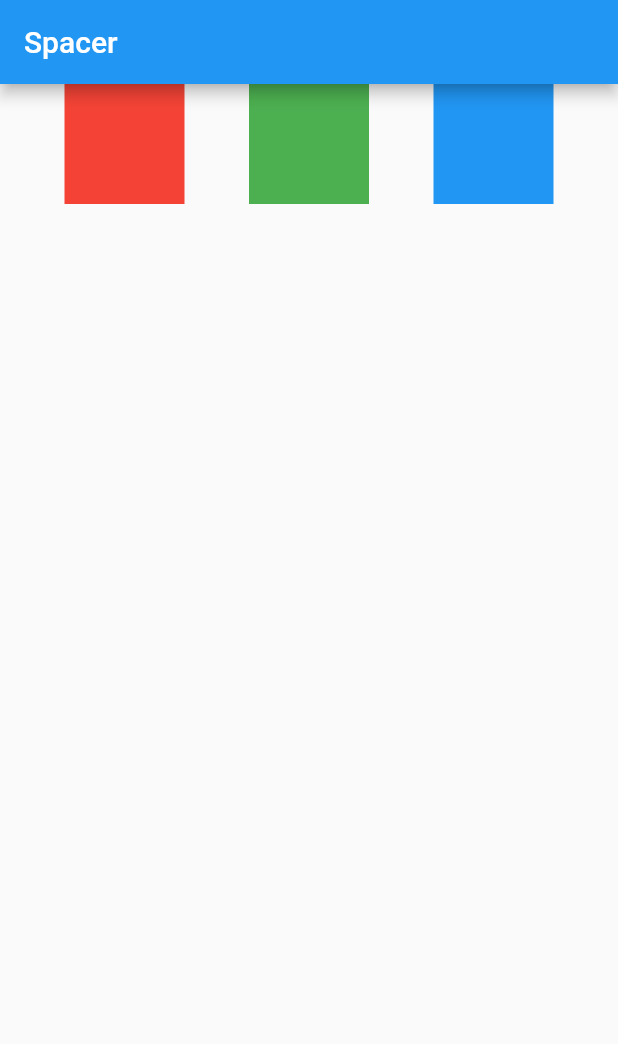
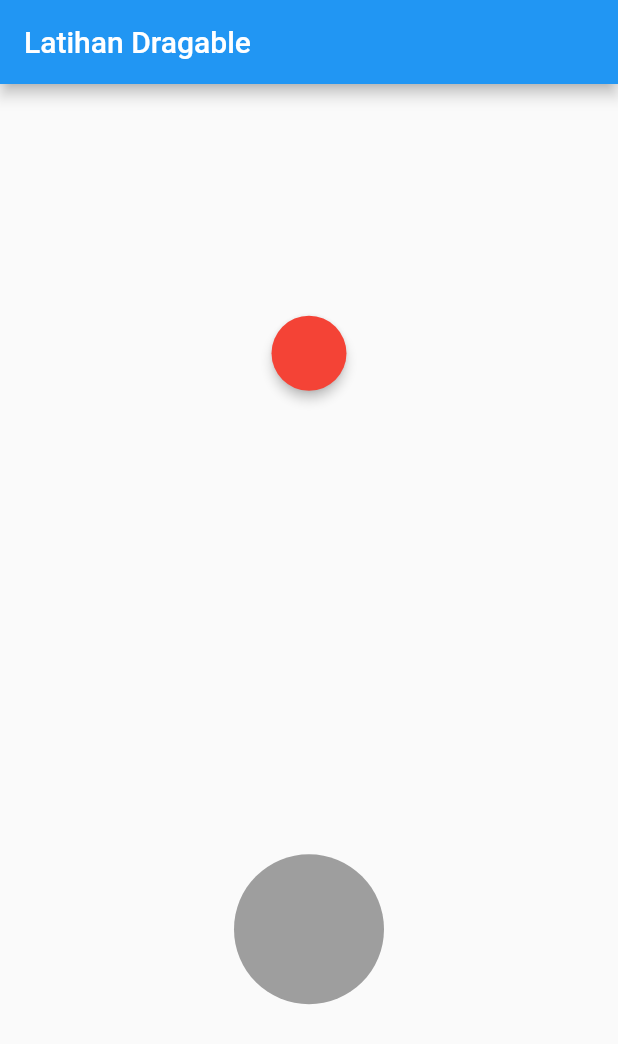
Before and after one commit to cecep29/flutter_basic, a Flutter app: the screen it shows after launch, on a phone screen of 412 x 824 dp. Shown: the top 1044 px of the screen. Run offline on Flutter 3.47's test engine with Material 2 defaults, Android fonts, the phone set to English and light mode, and no system bars.

Commit message:
dragable sizebox material

```diff
--- a/lib/main.dart
+++ b/lib/main.dart
@@ -6,39 +6,94 @@ void main() {
   runApp(const MyApp());
 }
 
-class MyApp extends StatelessWidget {
+class MyApp extends StatefulWidget {
   const MyApp({super.key});
+
+  @override
+  State<MyApp> createState() => _MyAppState();
+}
+
+class _MyAppState extends State<MyApp> {
+  Color color1 = Colors.red;
+  Color color2 = Colors.yellow;
+  Color? colorTarget;
+
+  bool isAccepted = false;
 
   @override
   Widget build(BuildContext context) {
     return MaterialApp(
       home: Scaffold(
         appBar: AppBar(
-        title: const Text('Spacer'),
+          title: const Text('Latihan Dragable'),
         ),
-      body: Row(
+        body: Column(
+          mainAxisAlignment: MainAxisAlignment.spaceAround,
           children: [
-          const Spacer(),
-          Container(
-            width: 80,
-            height: 80,
-            color: Colors.red,
+            Row(
+              mainAxisAlignment: MainAxisAlignment.spaceAround,
+              children: [
+                Draggable<Color>(
+                  data: color1,
+                  childWhenDragging: const SizedBox(
+                    width: 50,
+                    height: 50,
+                    child: Material(
+                      shape: StadiumBorder(),
+                      color: Colors.grey,
+                      elevation: 0,
                     ),
-          const Spacer(),
-          Container(
-            width: 80,
-            height: 80,
-            color: Colors.green,
                   ),
-          const Spacer(),
-          Container(
-            width: 80,
-            height: 80,
-            color: Colors.blue,
+                  feedback: SizedBox(
+                    width: 50,
+                    height: 50,
+                    child: Material(
+                      shape: const StadiumBorder(),
+                      color: color1.withOpacity(0.7),
+                      elevation: 3,
                     ),
-          const Spacer(),
+                  ),
+                  child: SizedBox(
+                    width: 50,
+                    height: 50,
+                    child: Material(
+                      shape: const StadiumBorder(),
+                      color: color1,
+                      elevation: 3,
+                    ),
+                  ),
+                ),
               ],
             ),
-    ));
+            DragTarget<Color>(
+              onWillAccept: (value) => true,
+              onAccept: (val) {
+                isAccepted = true;
+                colorTarget = val;
+              },
+              builder: ((context, candidateData, rejectedData) {
+                return (isAccepted)
+                    ? SizedBox(
+                        width: 100,
+                        height: 100,
+                        child: Material(
+                          shape: const StadiumBorder(),
+                          color: colorTarget,
+                        ),
+                      )
+                    : const SizedBox(
+                        width: 100,
+                        height: 100,
+                        child: Material(
+                          shape: StadiumBorder(),
+                          color: Colors.grey,
+                        ),
+                      );
+              }),
+            )
+          ],
+        ),
+      ),
+    );
   }
 }
```
Lines whose indentation alone changed are shown as unchanged.
